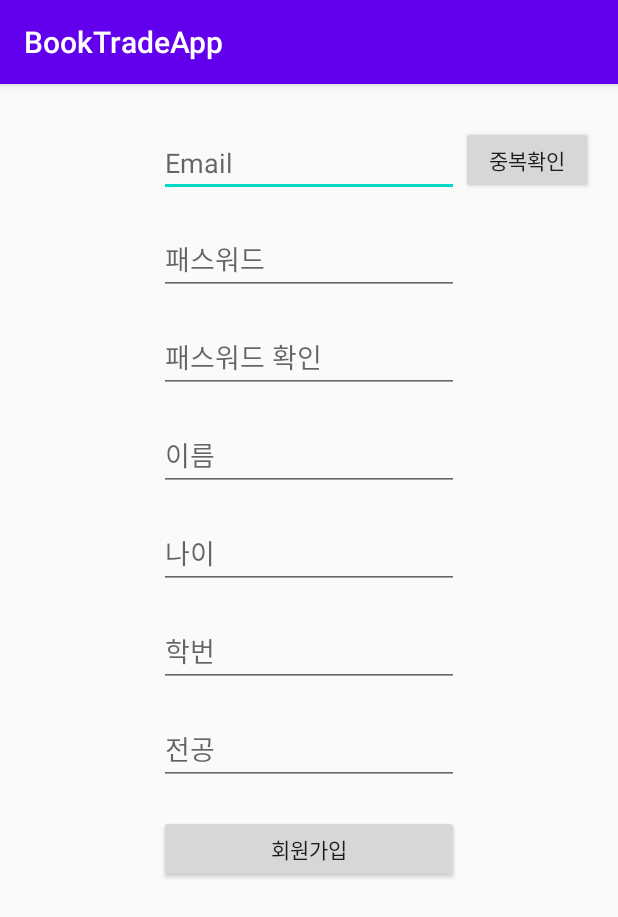
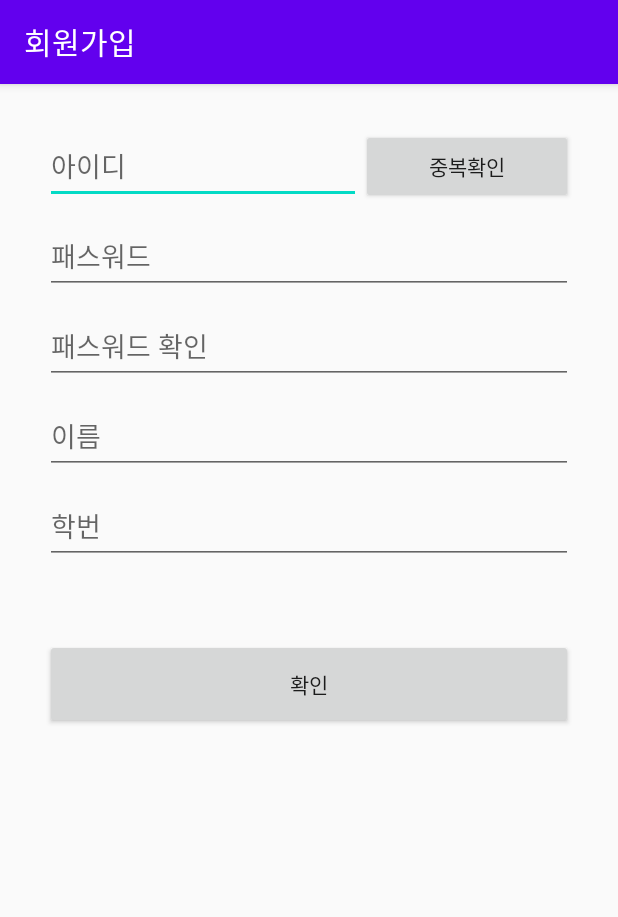
Before and after one commit to dkdud9261/BookTradeApp1, an Android app: the Register screen opened directly, with no data from a screen before it, on a phone screen of 412 x 824 dp. Shown: the top 917 px of the screen. Run offline under Robolectric (Android 15) with nearby library versions, the phone set to English and light mode, and no system bars.

Commit message:
modified register etc

```diff
--- a/app/src/main/AndroidManifest.xml
+++ b/app/src/main/AndroidManifest.xml
@@ -11,17 +11,20 @@
         android:theme="@style/AppTheme">
         <activity
             android:name=".Writeinfo"
-            android:label="@string/title_activity_writeinfo"
+            android:label="글쓰기"
             android:theme="@style/AppTheme.NoActionBar"></activity>
-        <activity android:name=".Login">
+        <activity
+            android:name=".Login"
+            android:label="로그인">
             <intent-filter>
                 <action android:name="android.intent.action.MAIN" />
-
                 <category android:name="android.intent.category.LAUNCHER" />
             </intent-filter>
         </activity>
         <activity android:name=".MainActivity" />
-        <activity android:name=".Register" />
+        <activity
+            android:name=".Register"
+            android:label="회원가입"/>
         <activity android:name=".CollegeList" />
         <activity android:name=".BookList" />
     </application>
--- a/app/src/main/java/com/example/booktradeapp/CollegeList.java
+++ b/app/src/main/java/com/example/booktradeapp/CollegeList.java
@@ -4,6 +4,7 @@ import android.content.Intent;
 import android.os.Bundle;
 import android.view.View;
 import android.widget.AdapterView;
+import android.widget.Button;
 import android.widget.ListView;
 
 import androidx.annotation.Nullable;
@@ -13,11 +14,21 @@ import java.util.ArrayList;
 
 public class CollegeList extends AppCompatActivity {
 
-    ArrayList<String> colleges = new ArrayList<String>();
+    ArrayList<String> colleges;
+    Button write;
     @Override
     protected void onCreate(@Nullable Bundle savedInstanceState) {
         super.onCreate(savedInstanceState);
         setContentView(R.layout.activity_list1);
+
+        write = (Button)findViewById(R.id.btn_write);
+        write.setOnClickListener(new View.OnClickListener() {
+            @Override
+            public void onClick(View view) {
+                Intent i = new Intent(CollegeList.this, Writeinfo.class);
+                startActivity(i);
+            }
+        });
 
         this.initializeCollegeData();
 
--- a/app/src/main/java/com/example/booktradeapp/Register.java
+++ b/app/src/main/java/com/example/booktradeapp/Register.java
@@ -1,16 +1,49 @@
 package com.example.booktradeapp;
 
+import android.content.DialogInterface;
+import android.content.Intent;
 import android.os.Bundle;
 import android.os.PersistableBundle;
+import android.view.View;
+import android.widget.Button;
+import android.widget.Toast;
 
 import androidx.annotation.Nullable;
+import androidx.appcompat.app.AlertDialog;
 import androidx.appcompat.app.AppCompatActivity;
 
 public class Register extends AppCompatActivity {
+
+    Button checkId;
+    Button finish;
 
     @Override
     protected void onCreate(@Nullable Bundle savedInstanceState) {
         super.onCreate(savedInstanceState);
         setContentView(R.layout.activity_register);
+
+        checkId = (Button)findViewById(R.id.checkId);
+        checkId.setOnClickListener(new View.OnClickListener() {
+            @Override
+            public void onClick(View view) {
+                AlertDialog.Builder alert = new AlertDialog.Builder(Register.this);
+                alert.setMessage("사용가능한 아이디입니다.");
+                alert.setNeutralButton("확인", new DialogInterface.OnClickListener() {
+                    @Override
+                    public void onClick(DialogInterface dialogInterface, int i) {
+                    }
+                }).show();
+           }
+        });
+
+        finish = (Button)findViewById(R.id.finish);
+        finish.setOnClickListener(new View.OnClickListener() {
+            @Override
+            public void onClick(View view) {
+                Toast.makeText(Register.this, "완료되었습니다.", Toast.LENGTH_SHORT).show();
+                Intent i = new Intent(Register.this, Login.class);
+                startActivity(i);
+            }
+        });
     }
 }
--- a/app/src/main/res/layout/activity_register.xml
+++ b/app/src/main/res/layout/activity_register.xml
@@ -1,111 +1,60 @@
 <?xml version="1.0" encoding="utf-8"?>
-<androidx.constraintlayout.widget.ConstraintLayout xmlns:android="http://schemas.android.com/apk/res/android"
-    xmlns:app="http://schemas.android.com/apk/res-auto"
-    xmlns:tools="http://schemas.android.com/tools"
+<FrameLayout xmlns:android="http://schemas.android.com/apk/res/android"
     android:layout_width="match_parent"
-    android:layout_height="match_parent"
-    tools:context=".Register">
+    android:layout_height="match_parent">
 
-    <EditText
-        android:id="@+id/et_id"
-        android:layout_width="200dp"
-        android:layout_height="45dp"
-        android:layout_marginTop="30dp"
-        android:ems="10"
-        android:hint="Email"
-        android:inputType="textPersonName"
-        app:layout_constraintEnd_toEndOf="parent"
-        app:layout_constraintStart_toStartOf="parent"
-        app:layout_constraintTop_toTopOf="parent" />
+    <LinearLayout
+        android:layout_margin="30dp"
+        android:layout_width="match_parent"
+        android:layout_height="match_parent"
+        android:orientation="vertical">
 
-    <EditText
-        android:id="@+id/et_pass"
-        android:layout_width="200dp"
-        android:layout_height="45dp"
-        android:layout_marginTop="20dp"
-        android:ems="10"
-        android:hint="패스워드"
-        android:inputType="textPersonName"
-        app:layout_constraintEnd_toEndOf="@+id/et_id"
-        app:layout_constraintStart_toStartOf="@+id/et_id"
-        app:layout_constraintTop_toBottomOf="@+id/et_id" />
-    <EditText
-        android:id="@+id/et_passck"
-        android:layout_width="200dp"
-        android:layout_height="45dp"
-        android:layout_marginTop="20dp"
-        android:ems="10"
-        android:hint="패스워드 확인"
-        android:inputType="textPersonName"
-        app:layout_constraintEnd_toEndOf="@+id/et_pass"
-        app:layout_constraintStart_toStartOf="@+id/et_pass"
-        app:layout_constraintTop_toBottomOf="@+id/et_pass" />
+        <LinearLayout
+            android:layout_width="match_parent"
+            android:layout_height="50dp"
+            android:orientation="horizontal">
+            <EditText
+                android:layout_width="0dp"
+                android:layout_height="match_parent"
+                android:layout_weight="4"
+                android:hint="아이디" />
+            <Button
+                android:id="@+id/checkId"
+                android:layout_width="wrap_content"
+                android:layout_height="match_parent"
+                android:layout_weight="1"
+                android:text="중복확인" />
+        </LinearLayout>
 
-    <EditText
-        android:id="@+id/et_name"
-        android:layout_width="200dp"
-        android:layout_height="45dp"
-        android:layout_marginTop="20dp"
-        android:ems="10"
-        android:hint="이름"
-        android:inputType="textPersonName"
-        app:layout_constraintEnd_toEndOf="@+id/et_passck"
-        app:layout_constraintStart_toStartOf="@+id/et_passck"
-        app:layout_constraintTop_toBottomOf="@+id/et_passck" />
+        <EditText
+            android:layout_width="match_parent"
+            android:layout_height="50dp"
+            android:layout_marginTop="10dp"
+            android:hint="패스워드"/>
 
-    <EditText
-        android:id="@+id/et_age"
-        android:layout_width="200dp"
-        android:layout_height="45dp"
-        android:layout_marginTop="20dp"
-        android:ems="10"
-        android:hint="나이"
-        android:inputType="textPersonName"
-        app:layout_constraintEnd_toEndOf="@+id/et_name"
-        app:layout_constraintStart_toStartOf="@+id/et_name"
-        app:layout_constraintTop_toBottomOf="@+id/et_name" />
-    <EditText
-        android:id="@+id/et_hak"
-        android:layout_width="200dp"
-        android:layout_height="45dp"
-        android:layout_marginTop="20dp"
-        android:ems="10"
-        android:hint="학번"
-        android:inputType="textPersonName"
-        app:layout_constraintEnd_toEndOf="@+id/et_age"
-        app:layout_constraintStart_toStartOf="@+id/et_age"
-        app:layout_constraintTop_toBottomOf="@+id/et_age" />
-    <EditText
-        android:id="@+id/et_maj"
-        android:layout_width="200dp"
-        android:layout_height="45dp"
-        android:layout_marginTop="20dp"
-        android:ems="10"
-        android:hint="전공"
-        android:inputType="textPersonName"
-        app:layout_constraintEnd_toEndOf="@+id/et_hak"
-        app:layout_constraintStart_toStartOf="@+id/et_hak"
-        app:layout_constraintTop_toBottomOf="@+id/et_hak" />
+        <EditText
+            android:layout_width="match_parent"
+            android:layout_height="50dp"
+            android:layout_marginTop="10dp"
+            android:hint="패스워드 확인"/>
 
+        <EditText
+            android:layout_width="match_parent"
+            android:layout_height="50dp"
+            android:layout_marginTop="10dp"
+            android:hint="이름"/>
 
-    <Button
-        android:id="@+id/btn_register"
-        android:layout_width="200dp"
-        android:layout_height="45dp"
-        android:layout_marginTop="20dp"
-        android:text="회원가입"
-        app:layout_constraintEnd_toEndOf="@+id/et_maj"
-        app:layout_constraintStart_toStartOf="@+id/et_maj"
-        app:layout_constraintTop_toBottomOf="@+id/et_maj" />
+        <EditText
+            android:layout_width="match_parent"
+            android:layout_height="50dp"
+            android:layout_marginTop="10dp"
+            android:hint="학번"/>
 
-    <Button
-        android:id="@+id/validateButton"
-        android:layout_width="wrap_content"
-        android:layout_height="45dp"
-        android:layout_marginTop="28dp"
-        android:text="중복확인"
-        app:layout_constraintEnd_toEndOf="parent"
-        app:layout_constraintHorizontal_bias="0.058"
-        app:layout_constraintStart_toEndOf="@+id/et_id"
-        app:layout_constraintTop_toTopOf="parent" />
-</androidx.constraintlayout.widget.ConstraintLayout>
+        <Button
+            android:id="@+id/finish"
+            android:layout_width="match_parent"
+            android:layout_height="60dp"
+            android:layout_marginTop="50dp"
+            android:text="확인" />
+    </LinearLayout>
+</FrameLayout>
--- a/app/src/main/res/layout/list2_item.xml
+++ b/app/src/main/res/layout/list2_item.xml
@@ -21,12 +21,16 @@
             android:id="@+id/title"
             android:layout_width="match_parent"
             android:layout_height="0dp"
-            android:layout_weight="1"/>
+            android:layout_weight="1"
+            android:gravity="center_vertical"
+            android:layout_gravity="center"/>
 
         <TextView
             android:id="@+id/price"
             android:layout_width="match_parent"
             android:layout_height="0dp"
-            android:layout_weight="1"/>
+            android:layout_weight="1"
+            android:gravity="center_vertical"
+            android:layout_gravity="center"/>
     </LinearLayout>
 </LinearLayout>
--- a/app/src/main/res/values/strings.xml
+++ b/app/src/main/res/values/strings.xml
@@ -1,6 +1,6 @@
 <resources>
-    <string name="app_name">BookTradeApp</string>
-    <string name="title_activity_writeinfo">Writeinfo</string>
+    <string name="app_name">KNUBOOK</string>
+    <string name="title_activity_writeinfo">글쓰기</string>
     <!-- Strings used for fragments for navigation -->
     <string name="first_fragment_label">First Fragment</string>
     <string name="second_fragment_label">Second Fragment</string>
```
Also changed, not shown: app/src/main/java/com/example/booktradeapp/Writeinfo.java (+5 -2 lines).
